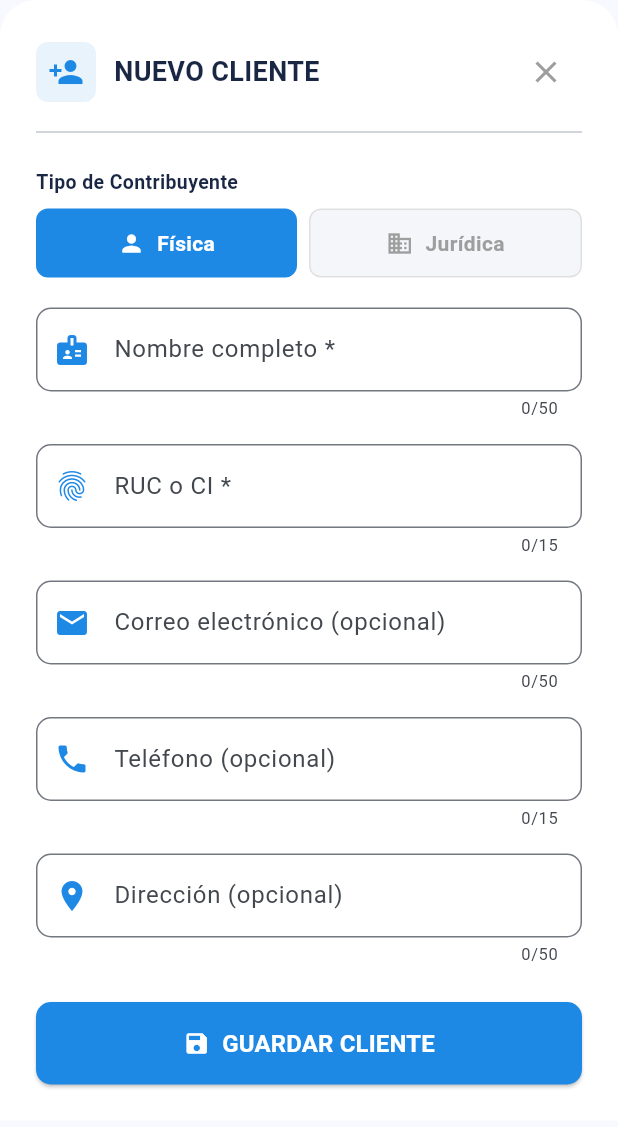
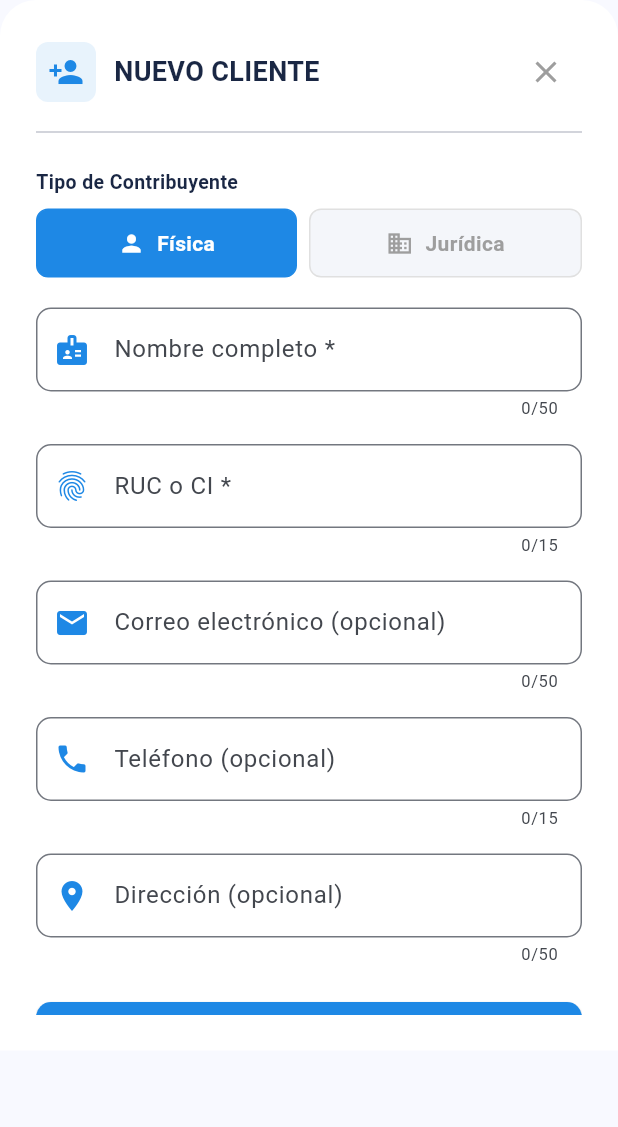
Before and after one commit to dannydiazrm-prog/facturador, a Flutter app: the ClienteForm widget shown alone on an empty page, opened directly, on a phone screen of 412 x 824 dp. Shown: the top 1127 px of the screen. Run offline on Flutter 3.47's test engine with Material 3 defaults, Android fonts, the light colour scheme and no system bars; our stand-ins replace cloud_firestore, firebase_auth, firebase_core, fl_chart, pdf, printing; accounts and stored records are empty.

Commit message:
fix modales cliente y producto con DraggableScrollableSheet

```diff
--- a/lib/screens/cliente_form.dart
+++ b/lib/screens/cliente_form.dart
@@ -86,7 +86,12 @@ void _guardar() async {
 
   @override
   Widget build(BuildContext context) {
-    return Container(
+    return DraggableScrollableSheet(
+      expand: false,
+      initialChildSize: 0.85,
+      maxChildSize: 0.95,
+      minChildSize: 0.5,
+      builder: (_, scrollCtrl) => Container(
       decoration: const BoxDecoration(
         color: Colors.white,
         borderRadius: BorderRadius.vertical(top: Radius.circular(24)),
@@ -100,6 +105,7 @@ void _guardar() async {
       child: Form(
         key: _formKey,
         child: SingleChildScrollView(
+          controller: scrollCtrl,
           child: Column(
             crossAxisAlignment: CrossAxisAlignment.start,
             mainAxisSize: MainAxisSize.min,
@@ -301,10 +307,10 @@ void _guardar() async {
             ],
           ),
         ),
+     ),
       ),
-    );
+      );
   }
-
   Widget _campo({
     required TextEditingController controller,
     required String label,
```
Also changed, not shown: lib/screens/producto_form.dart (+8 -1 lines).
